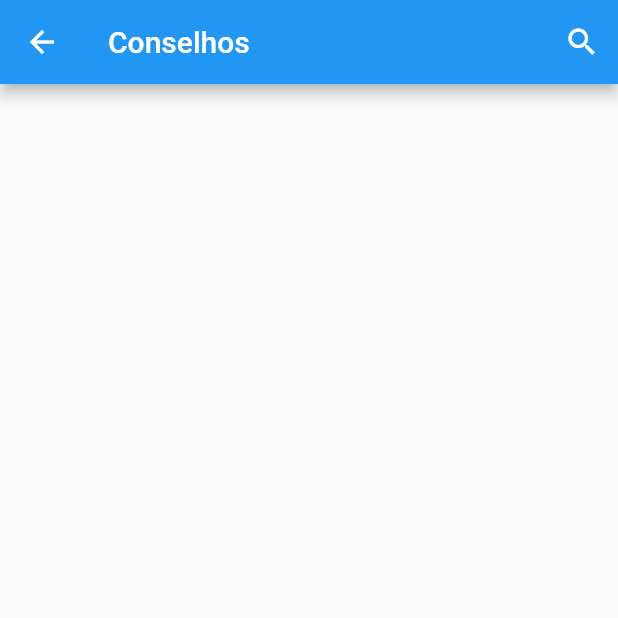
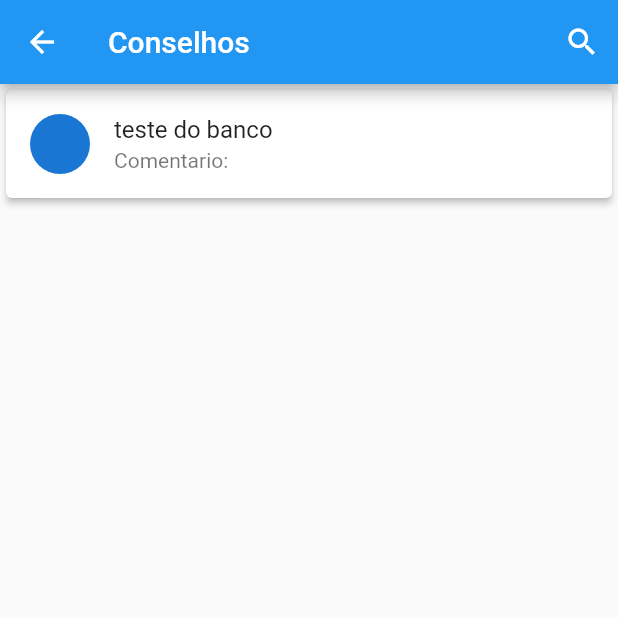
Before and after one commit to Triaci/API-Flutter, a Flutter app: the ListaConselhos screen opened directly, on a phone screen of 412 x 824 dp, the top half of it. Run offline on Flutter 3.47's test engine with Material 2 defaults, Android fonts, the phone set to English and light mode, and no system bars; our stand-ins replace sqflite; accounts and stored records are empty; network calls fail; statements that could not run were skipped.

Commit message:
fix getConselhos

```diff
--- a/apiflutter/lib/screens/listaConselhos.dart
+++ b/apiflutter/lib/screens/listaConselhos.dart
@@ -25,6 +25,7 @@ class _ListaConselhosState extends State<ListaConselhos> {
   void initState() {
     httphelper = new HttpHelper();
     dbhelper = new DbHelper();
+    carregaConselhos();
     initialize();
     super.initState();
     // result = '';
--- a/apiflutter/lib/utils/dbhelper.dart
+++ b/apiflutter/lib/utils/dbhelper.dart
@@ -57,6 +57,8 @@ class DbHelper {
       o autoincrement na criação da tabela ajuda a resolver isso, e também, o conflict algorithm, que vai atualizar as infos no banco ao invés
       de inseri-las novamente
     */
+    db!.delete('classificacao'); // pra evitar que o banco fique com lixo
+    db!.delete('conselho'); // pra evitar que o banco fique com lixo
     db!.insert('classificacao', {'id': 1, 'descricao': "Conselhos bons"},
         conflictAlgorithm: ConflictAlgorithm.replace);
 
@@ -120,9 +122,10 @@ class DbHelper {
       return Conselho(
           id: mapConselhos[index]['id'],
           classificacao: mapConselhos[index]['classificacao'],
-          data: mapConselhos[index]['data'],
+          data: DateTime.parse(mapConselhos[index]['data']), // faz o parse da sua data para um objeto DateTime
           comentario: mapConselhos[index]['comentario'],
-          conselho: mapConselhos[index]['conselho']);
+          //conselho: mapConselhos[index]['conselho']); não existe em sua tabela conselho uma coluna chamada conselho
+          conselho: mapConselhos[index]['texto']);
     });
   }
 
```
